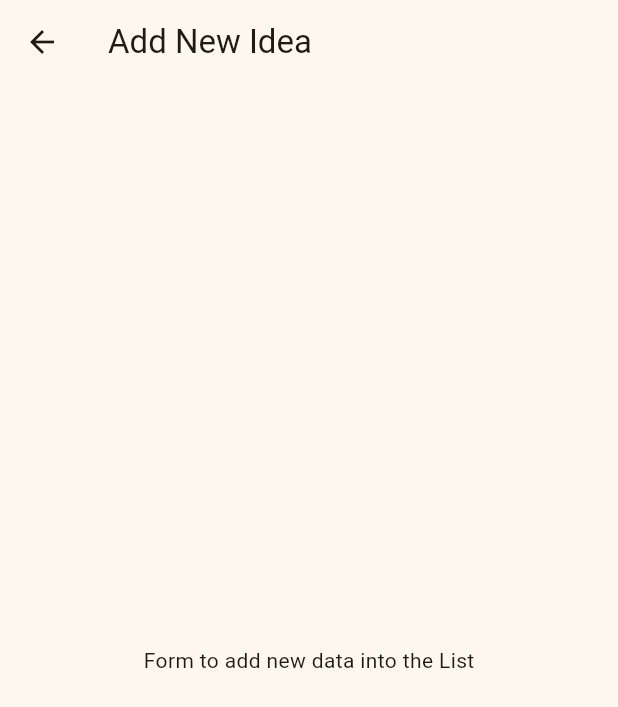
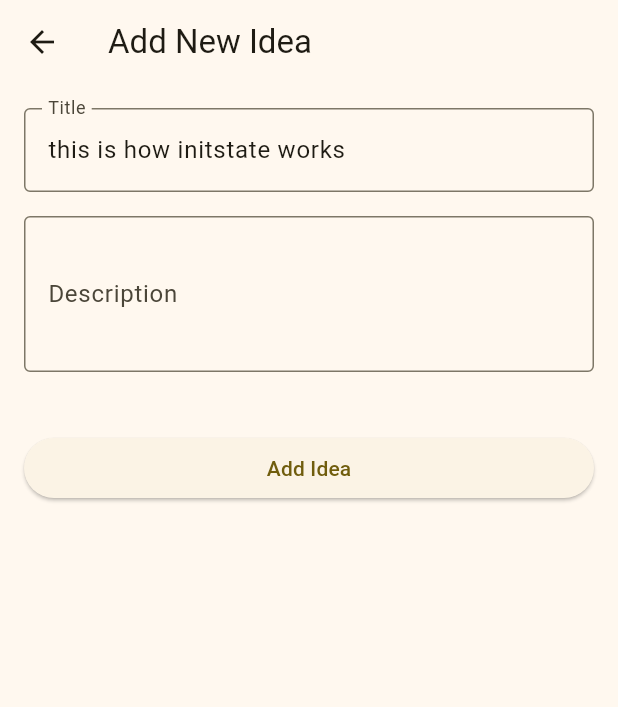
Before and after one commit to salmanfrds/id_starter, a Flutter app: the AddScreen screen opened by its route, on a phone screen of 412 x 824 dp. Shown: the top 707 px of the screen. Run offline on Flutter 3.47's test engine with Material 3 defaults, Android fonts, the phone set to English and light mode, and no system bars; our stand-ins replace cloud_firestore, firebase_core; accounts and stored records are empty.

Commit message:
Part 3 complete

```diff
--- a/lib/screens/add_screen.dart
+++ b/lib/screens/add_screen.dart
@@ -10,32 +10,92 @@ class AddScreen extends StatefulWidget {
 
 class _AddScreenState extends State<AddScreen> {
   // TODO: 12. Initialize Controllers, Key, and Reference
-
+  final collectionRef = FirebaseFirestore.instance.collection("ideaBoard");
+  final titleController = TextEditingController();
+  final descriptionController = TextEditingController();
+  final formKey = GlobalKey<FormState>();
+  bool _isLoading = false;
 
   // TODO: 15. Dispose the controllers
   @override
   void dispose() {
+    titleController.dispose();
+    descriptionController.dispose();
     super.dispose();
   }
 
   // TODO: 16. This is how initState works
   @override
   void initState() {
+    titleController.text = 'this is how initstate works';
     super.initState();
   }
 
   // TODO: 14. Implement the submit function to add data to Firestore
   Future<void> _handleSubmit() async {
+    if (!formKey.currentState!.validate()) return;
+
+    setState(() => _isLoading = true);
+
+    // await Future.delayed(const Duration(seconds: 10));
+
+    try {
+      await collectionRef.add({
+        "title": titleController.text.trim(),
+        "description": descriptionController.text.trim(),
+        "createdAt": FieldValue.serverTimestamp(),
+      });
+
+      if (mounted) Navigator.pop(context);
+    } catch (e) {
+      setState(() => _isLoading = false);
+      debugPrint(e.toString());
+    }
   }
 
   // TODO: 13. Create the form with validation
   @override
   Widget build(BuildContext context) {
     return Scaffold(
-      appBar: AppBar(
-        title: Text("Add New Idea"),
+      appBar: AppBar(title: const Text("Add New Idea")),
+      body: SingleChildScrollView(
+        padding: const EdgeInsets.all(16.0),
+        child: Form(
+          key: formKey,
+          child: Column(
+            spacing: 16.0,
+            children: [
+              TextFormField(
+                controller: titleController,
+                validator: (v) => v!.isEmpty ? "Title required" : null,
+                decoration: const InputDecoration(
+                  labelText: "Title",
+                  border: OutlineInputBorder(),
+                ),
+              ),
+              TextFormField(
+                controller: descriptionController,
+                validator: (v) => v!.isEmpty ? "Description required" : null,
+                maxLines: 3,
+                decoration: const InputDecoration(
+                  labelText: "Description",
+                  border: OutlineInputBorder(),
+                ),
+              ),
+              const SizedBox(height: 8),
+              SizedBox(
+                width: double.infinity,
+                child: ElevatedButton(
+                  onPressed: _isLoading ? null : _handleSubmit,
+                  child: _isLoading
+                      ? const CircularProgressIndicator(strokeWidth: 2)
+                      : const Text("Add Idea"),
+                ),
+              ),
+            ],
+          ),
+        ),
       ),
-      body: const Center(child: Text("Form to add new data into the List")
-    ));
+    );
   }
 }
```
